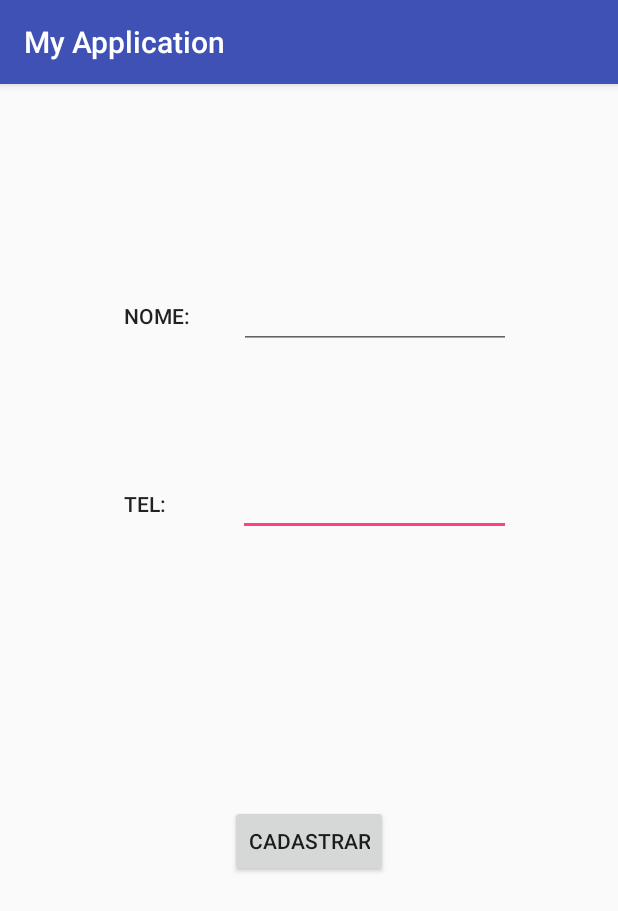
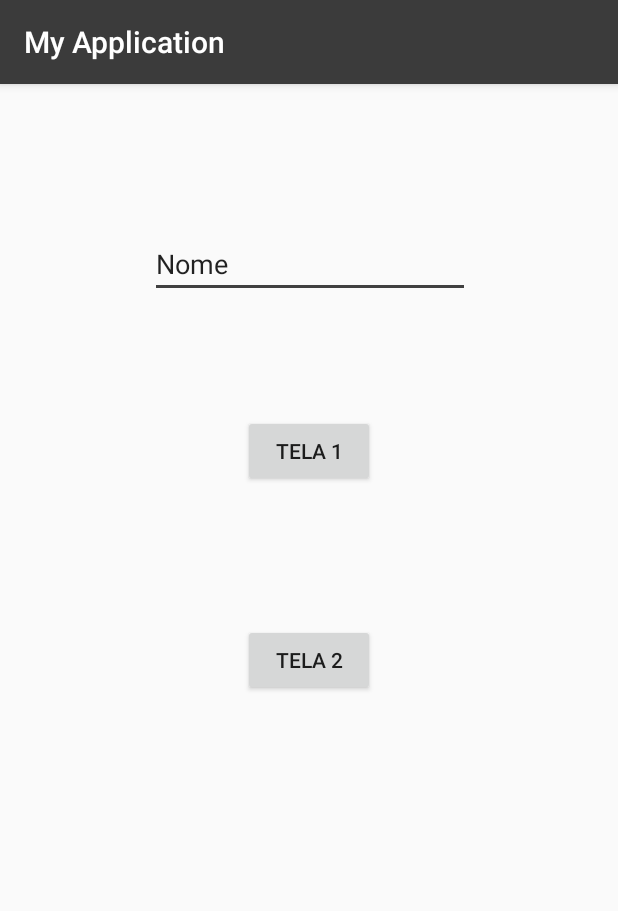
Before and after one commit to birmasiveris/lp2, an Android app: the screen it shows after launch (MainActivity), on a phone screen of 412 x 824 dp. Shown: the top 911 px of the screen. Run offline under Robolectric (Android 15) with nearby library versions, the phone set to English and light mode, and no system bars.

Commit message:
Criação Tela 1 e 2

```diff
--- a/Android/MyApplication/app/build.gradle
+++ b/Android/MyApplication/app/build.gradle
@@ -2,7 +2,7 @@ apply plugin: 'com.android.application'
 
 android {
     compileSdkVersion 25
-    buildToolsVersion "25.0.3"
+    buildToolsVersion "26.0.0"
     defaultConfig {
         applicationId "com.example.alunos.myapplication"
         minSdkVersion 15
--- a/Android/MyApplication/app/src/main/AndroidManifest.xml
+++ b/Android/MyApplication/app/src/main/AndroidManifest.xml
@@ -16,6 +16,8 @@
                 <category android:name="android.intent.category.LAUNCHER" />
             </intent-filter>
         </activity>
+        <activity android:name=".Tela1Activity" />
+        <activity android:name=".Tela2Activity"></activity>
     </application>
 
 </manifest>
--- a/Android/MyApplication/app/src/main/res/layout/activity_main.xml
+++ b/Android/MyApplication/app/src/main/res/layout/activity_main.xml
@@ -7,87 +7,52 @@
     tools:context="com.example.alunos.myapplication.MainActivity">
 
     <Button
-        android:id="@+id/BtnCadastro"
+        android:id="@+id/btn1"
         android:layout_width="wrap_content"
         android:layout_height="wrap_content"
-        android:text="Cadastrar"
+        android:layout_marginBottom="8dp"
         android:layout_marginLeft="8dp"
+        android:layout_marginRight="8dp"
+        android:layout_marginTop="8dp"
+        android:onClick="abrirTela1"
+        android:text="Tela 1"
+        app:layout_constraintBottom_toBottomOf="parent"
         app:layout_constraintLeft_toLeftOf="parent"
-        android:layout_marginRight="8dp"
         app:layout_constraintRight_toRightOf="parent"
         app:layout_constraintTop_toTopOf="parent"
+        app:layout_constraintVertical_bias="0.302" />
+
+    <Button
+        android:id="@+id/btn2"
+        android:layout_width="wrap_content"
+        android:layout_height="wrap_content"
+        android:layout_marginBottom="8dp"
+        android:layout_marginLeft="8dp"
+        android:layout_marginRight="8dp"
         android:layout_marginTop="8dp"
+        android:onClick="abrirTela2"
+        android:text="Tela 2"
         app:layout_constraintBottom_toBottomOf="parent"
-        android:layout_marginBottom="8dp"
-        app:layout_constraintHorizontal_bias="0.501"
-        app:layout_constraintVertical_bias="0.671" />
+        app:layout_constraintLeft_toLeftOf="parent"
+        app:layout_constraintRight_toRightOf="parent"
+        app:layout_constraintTop_toTopOf="parent" />
 
     <EditText
-        android:id="@+id/caixaTel"
-        android:layout_width="182dp"
-        android:layout_height="44dp"
-        android:ems="10"
-        android:inputType="phone"
-        android:layout_marginLeft="8dp"
-        app:layout_constraintLeft_toLeftOf="parent"
-        app:layout_constraintTop_toTopOf="parent"
-        android:layout_marginTop="8dp"
-        app:layout_constraintBottom_toBottomOf="parent"
-        android:layout_marginBottom="8dp"
-        android:layout_marginRight="8dp"
-        app:layout_constraintRight_toRightOf="parent"
-        app:layout_constraintHorizontal_bias="0.704"
-        app:layout_constraintVertical_bias="0.352" />
-
-    <EditText
-        android:id="@+id/caixaNome"
-        android:layout_width="181dp"
-        android:layout_height="42dp"
+        android:id="@+id/inputNome"
+        android:layout_width="wrap_content"
+        android:layout_height="wrap_content"
         android:layout_marginBottom="8dp"
         android:layout_marginLeft="8dp"
         android:layout_marginRight="8dp"
         android:layout_marginTop="8dp"
         android:ems="10"
-        android:inputType="text"
+        android:inputType="textPersonName"
+        android:text="Nome"
         app:layout_constraintBottom_toBottomOf="parent"
-        app:layout_constraintHorizontal_bias="0.705"
+        app:layout_constraintHorizontal_bias="0.503"
         app:layout_constraintLeft_toLeftOf="parent"
         app:layout_constraintRight_toRightOf="parent"
         app:layout_constraintTop_toTopOf="parent"
-        app:layout_constraintVertical_bias="0.178" />
-
-    <TextView
-        android:id="@+id/txtNome"
-        android:layout_width="50dp"
-        android:layout_height="21dp"
-        android:layout_marginBottom="8dp"
-        android:layout_marginLeft="8dp"
-        android:layout_marginRight="8dp"
-        android:layout_marginTop="8dp"
-        android:text="Nome:"
-        android:textAppearance="@style/TextAppearance.AppCompat.Button"
-        app:layout_constraintBottom_toBottomOf="parent"
-        app:layout_constraintHorizontal_bias="0.216"
-        app:layout_constraintLeft_toLeftOf="parent"
-        app:layout_constraintRight_toRightOf="parent"
-        app:layout_constraintTop_toTopOf="parent"
-        app:layout_constraintVertical_bias="0.187" />
-
-    <TextView
-        android:id="@+id/txtTel"
-        android:layout_width="48dp"
-        android:layout_height="24dp"
-        android:layout_marginBottom="8dp"
-        android:layout_marginLeft="8dp"
-        android:layout_marginRight="8dp"
-        android:layout_marginTop="8dp"
-        android:text="Tel:"
-        android:textAppearance="@style/TextAppearance.AppCompat.Button"
-        app:layout_constraintBottom_toBottomOf="parent"
-        app:layout_constraintHorizontal_bias="0.215"
-        app:layout_constraintLeft_toLeftOf="parent"
-        app:layout_constraintRight_toRightOf="parent"
-        app:layout_constraintTop_toTopOf="parent"
-        app:layout_constraintVertical_bias="0.36" />
+        app:layout_constraintVertical_bias="0.126" />
 
 </android.support.constraint.ConstraintLayout>
--- a/Android/MyApplication/app/src/main/res/values/colors.xml
+++ b/Android/MyApplication/app/src/main/res/values/colors.xml
@@ -1,6 +1,6 @@
 <?xml version="1.0" encoding="utf-8"?>
 <resources>
-    <color name="colorPrimary">#3F51B5</color>
-    <color name="colorPrimaryDark">#303F9F</color>
-    <color name="colorAccent">#FF4081</color>
+    <color name="colorPrimary">#3b3b3b</color>
+    <color name="colorPrimaryDark">#686767</color>
+    <color name="colorAccent">#404040</color>
 </resources>
```
Also changed, not shown: Android/MyApplication/app/src/main/java/com/example/alunos/myapplication/MainActivity.java (+17 -0 lines), Android/MyApplication/app/src/main/java/com/example/alunos/myapplication/Tela1Activity.java (added, +13 -0 lines), Android/MyApplication/app/src/main/java/com/example/alunos/myapplication/Tela2Activity.java (added, +20 -0 lines), Android/MyApplication/app/src/main/res/layout/activity_tela1.xml (added, +23 -0 lines), Android/MyApplication/app/src/main/res/layout/activity_tela2.xml (added, +23 -0 lines), Android/MyApplication/gradle/wrapper/gradle-wrapper.properties, 1 other file.
